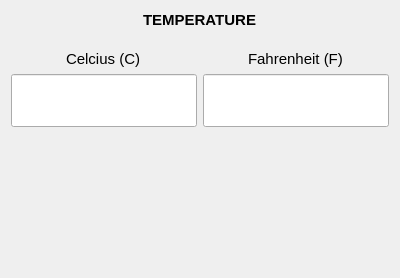
Old version of the form temperaturewidget.ui in the repository dimitris47/units.
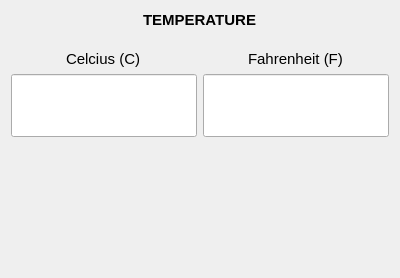
New version of the form.

```diff
--- a/temperaturewidget.ui
+++ b/temperaturewidget.ui
@@ -129,7 +129,7 @@
      <property name="sizeHint" stdset="0">
       <size>
        <width>20</width>
-       <height>140</height>
+       <height>130</height>
       </size>
      </property>
     </spacer>
```
